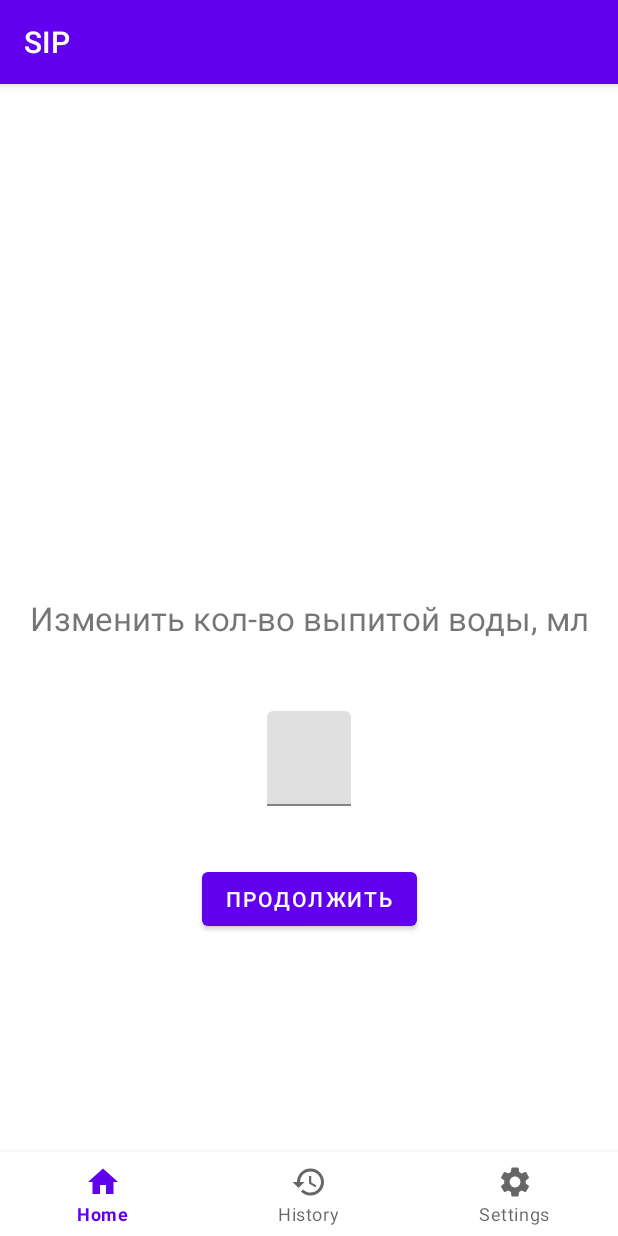
After one commit to DenyingMad/sip, an Android app: the AddRemoveFragment screen opened through its navigation route, on a phone screen of 412 x 824 dp. The commit adds this screen. Run offline under Robolectric (Android 15) with nearby library versions, the phone set to English and light mode, and no system bars; our stand-ins replace Room's generated code, navigation-ui.

Commit message:
Add changing drank water amount

```diff
--- /dev/null
+++ b/app/src/main/java/com/devilpanda/sip/view/AddRemoveFragment.java
@@ -0,0 +1,66 @@
+package com.devilpanda.sip.view;
+
+import android.os.Bundle;
+
+import androidx.annotation.NonNull;
+import androidx.annotation.Nullable;
+import androidx.fragment.app.Fragment;
+import androidx.lifecycle.ViewModelProvider;
+import androidx.navigation.Navigation;
+
+import android.util.Log;
+import android.view.LayoutInflater;
+import android.view.View;
+import android.view.ViewGroup;
+import android.widget.Button;
+
+import com.devilpanda.sip.R;
+import com.devilpanda.sip.viewmodel.UserViewModel;
+import com.google.android.material.textfield.TextInputEditText;
+
+public class AddRemoveFragment extends Fragment {
+
+    private static final String TAG = "AddRemoveFragment";
+
+    private UserViewModel viewModel;
+
+    public AddRemoveFragment() {
+        // Required empty public constructor
+    }
+    @Override
+    public void onCreate(Bundle savedInstanceState) {
+        super.onCreate(savedInstanceState);
+        viewModel = new ViewModelProvider(requireActivity()).get(UserViewModel.class);
+        viewModel.init();
+    }
+
+    @Override
+    public View onCreateView(LayoutInflater inflater, ViewGroup container,
+                             Bundle savedInstanceState) {
+        // Inflate the layout for this fragment
+        return inflater.inflate(R.layout.fragment_add_remove, container, false);
+    }
+
+    @Override
+    public void onViewCreated(@NonNull View view, @Nullable Bundle savedInstanceState) {
+        boolean changeType = getArguments().getBoolean("Change");
+        Log.d(TAG, "onViewCreated: changeType: " + changeType);
+
+        TextInputEditText editText = view.findViewById(R.id.change_edit_text);
+        Button button = view.findViewById(R.id.change_next_btn);
+
+        button.setOnClickListener((clickView) -> {
+            Integer waterChange = Integer.parseInt(editText.getText().toString());
+            if (changeType) {
+                Log.d(TAG, "onViewCreated: add");
+                viewModel.addDrankWater(waterChange);
+            }
+            else {
+                Log.d(TAG, "onViewCreated: remove");
+                viewModel.removeDrankWater(waterChange);
+            }
+            Navigation.findNavController(view).navigate(R.id.action_addRemoveFragment_to_homeFragment);
+        });
+
+    }
+}
--- a/app/src/main/java/com/devilpanda/sip/view/HomeFragment.java
+++ b/app/src/main/java/com/devilpanda/sip/view/HomeFragment.java
@@ -21,13 +21,13 @@ import android.widget.TextView;
 
 import com.devilpanda.sip.R;
 import com.devilpanda.sip.model.User;
-import com.devilpanda.sip.viewmodel.HomeViewModel;
+import com.devilpanda.sip.viewmodel.UserViewModel;
 
 public class HomeFragment extends Fragment {
 
     private static final String TAG = "HomeFragment";
 
-    private HomeViewModel viewModel;
+    private UserViewModel viewModel;
     private NavController navController;
 
     private Button remove, add;
@@ -43,7 +43,7 @@ public class HomeFragment extends Fragment {
 
         Log.d(TAG, "onCreate: viewmodel init");
 
-        viewModel = new ViewModelProvider(requireActivity()).get(HomeViewModel.class);
+        viewModel = new ViewModelProvider(requireActivity()).get(UserViewModel.class);
         viewModel.init();
     }
 
@@ -64,21 +64,26 @@ public class HomeFragment extends Fragment {
         initViews(view);
 
         checkFirstLaunch();
-    }
 
-    @Override
-    public void onStart() {
-        super.onStart();
-        Log.d(TAG, "onStart: observing viewmodel");
+        View.OnClickListener listener = new View.OnClickListener() {
+            @Override
+            public void onClick(View v) {
+                int viewId = v.getId();
+                Bundle arg = new Bundle();
+                if (viewId == R.id.home_add_btn) {
+                    arg.putBoolean("Change", true);
+                }
+                else if (viewId == R.id.home_remove_btn) {
+                    arg.putBoolean("Change", false);
+                }
+                Navigation.findNavController(view)
+                        .navigate(R.id.action_homeFragment_to_addRemoveFragment, arg);
 
-//        viewModel.updateUser().observe(this.requireActivity(), new Observer<User>() {
-//            @Override
-//            public void onChanged(User user) {
-//                Log.d(TAG, "onChanged: " +
-//                        user);
-//                setupViews(user);
-//            }
-//        });
+            }
+        };
+
+        add.setOnClickListener(listener);
+        remove.setOnClickListener(listener);
 
     }
 
@@ -111,7 +116,7 @@ public class HomeFragment extends Fragment {
      * <p>
      * Если в SharedPreferences лежит значение "Not First",
      * то запускается фрагмент {@link HomeFragment}, используются настройки, полученные при
-     * первом запуске.
+     * первом запуске, из базы данных загружаются поля пользователя.
      */
     private void checkFirstLaunch() {
         Log.d(TAG, "checkFirstLaunch: checking");
--- /dev/null
+++ b/app/src/main/res/layout/fragment_add_remove.xml
@@ -0,0 +1,55 @@
+<?xml version="1.0" encoding="utf-8"?>
+<androidx.constraintlayout.widget.ConstraintLayout xmlns:android="http://schemas.android.com/apk/res/android"
+    xmlns:app="http://schemas.android.com/apk/res-auto"
+    xmlns:tools="http://schemas.android.com/tools"
+    android:layout_width="match_parent"
+    android:layout_height="match_parent"
+    tools:context=".view.AddRemoveFragment">
+
+    <TextView
+        android:id="@+id/change_water"
+        android:layout_width="wrap_content"
+        android:layout_height="wrap_content"
+        android:text="Изменить кол-во выпитой воды, мл"
+        android:textSize="22sp"
+        app:layout_constraintBottom_toBottomOf="parent"
+        app:layout_constraintEnd_toEndOf="parent"
+        app:layout_constraintStart_toStartOf="parent"
+        app:layout_constraintTop_toTopOf="parent" />
+
+    <com.google.android.material.textfield.TextInputLayout
+        android:id="@+id/change_input_layout"
+        android:layout_width="wrap_content"
+        android:layout_height="wrap_content"
+
+        android:layout_marginTop="30dp"
+
+        android:gravity="center"
+        app:errorEnabled="true"
+        app:layout_constraintEnd_toEndOf="parent"
+        app:layout_constraintStart_toStartOf="parent"
+        app:layout_constraintTop_toBottomOf="@+id/change_water"
+        style="@style/Widget.MaterialComponents.TextInputEditText.OutlinedBox">
+
+        <com.google.android.material.textfield.TextInputEditText
+            android:id="@+id/change_edit_text"
+            android:layout_width="wrap_content"
+            android:layout_height="wrap_content"
+            android:layout_gravity="center"
+            android:ems="10"
+            android:gravity="center"
+            android:inputType="numberSigned"
+            android:textSize="22sp" />
+    </com.google.android.material.textfield.TextInputLayout>
+
+    <Button
+        android:id="@+id/change_next_btn"
+        android:layout_width="wrap_content"
+        android:layout_height="wrap_content"
+        android:text="@string/next"
+        app:layout_constraintEnd_toEndOf="parent"
+        app:layout_constraintStart_toStartOf="parent"
+        app:layout_constraintTop_toBottomOf="@+id/change_input_layout" />
+
+
+</androidx.constraintlayout.widget.ConstraintLayout>
--- a/app/src/main/res/navigation/nav_graph.xml
+++ b/app/src/main/res/navigation/nav_graph.xml
@@ -13,6 +13,9 @@
         <action
             android:id="@+id/action_homeFragment_to_startFragment"
             app:destination="@id/startFragment" />
+        <action
+            android:id="@+id/action_homeFragment_to_addRemoveFragment"
+            app:destination="@id/addRemoveFragment" />
     </fragment>
     <fragment
         android:id="@+id/settingsFragment"
@@ -61,4 +64,17 @@
             android:id="@+id/action_startFragment_to_firstSettingFragment"
             app:destination="@id/firstSettingFragment" />
     </fragment>
+    <fragment
+        android:id="@+id/addRemoveFragment"
+        android:name="com.devilpanda.sip.view.AddRemoveFragment"
+        android:label="fragment_add_remove"
+        tools:layout="@layout/fragment_add_remove" >
+        <argument
+            android:name="add_or_remove"
+            app:argType="boolean"
+            android:defaultValue="true" />
+        <action
+            android:id="@+id/action_addRemoveFragment_to_homeFragment"
+            app:destination="@id/homeFragment" />
+    </fragment>
 </navigation>
```
Also changed, not shown: app/src/main/java/com/devilpanda/sip/model/User.java (+10 -0 lines), app/src/main/java/com/devilpanda/sip/repository/UserRepository.java (+23 -0 lines), app/src/main/java/com/devilpanda/sip/view/ThirdSettingFragment.java (+3 -4 lines), app/src/main/java/com/devilpanda/sip/viewmodel/UserViewModel.java (renamed from app/src/main/java/com/devilpanda/sip/viewmodel/HomeViewModel.java, +13 -15 lines).
